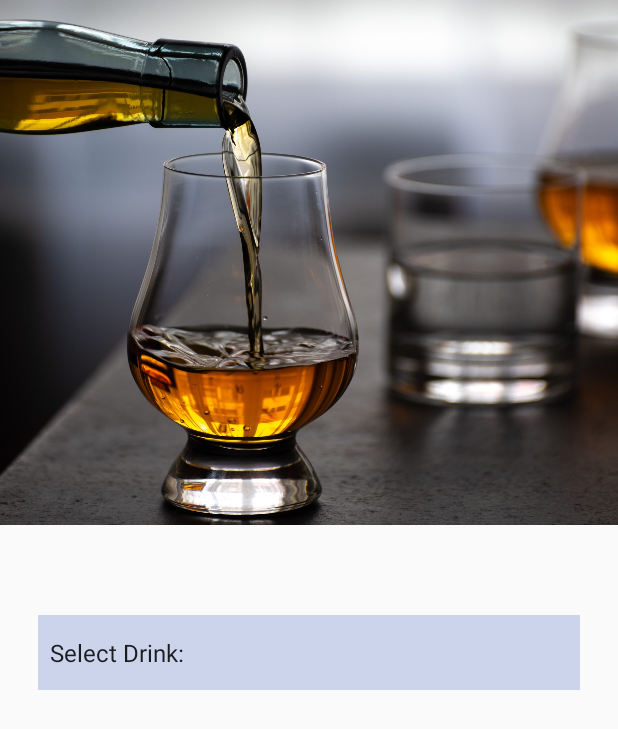
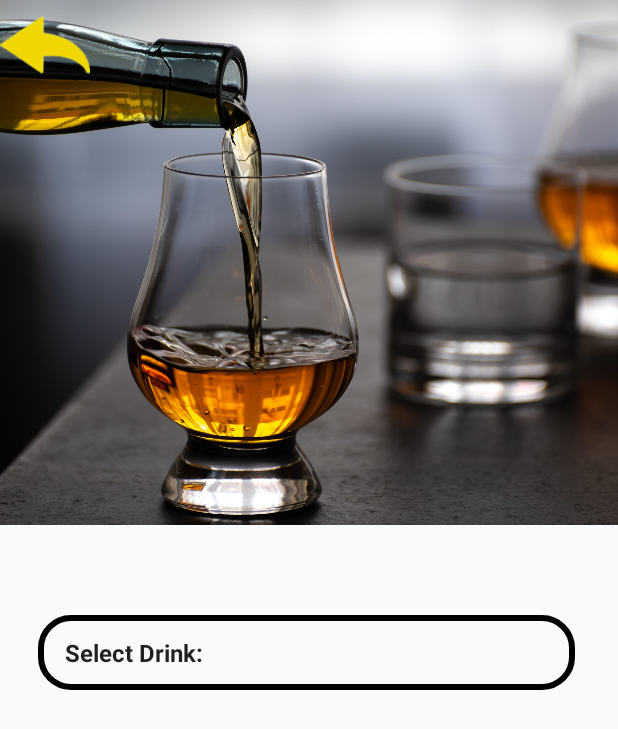
Before and after one commit to Roybraish24/Automated_bar, an Android app: the whiskey_drinks_activity screen opened directly, with no data from a screen before it, on a phone screen of 412 x 824 dp. Shown: the top 729 px of the screen. Run offline under Robolectric (Android 15) with nearby library versions, the phone set to English and light mode, and no system bars.

Commit message:
Create whiskey screen [App][Code-creation]

```diff
--- a/AutomatedBar/app/src/main/java/com/example/automatedbar/whiskey_drinks_activity.java
+++ b/AutomatedBar/app/src/main/java/com/example/automatedbar/whiskey_drinks_activity.java
@@ -2,10 +2,14 @@ package com.example.automatedbar;
 
 import androidx.appcompat.app.AppCompatActivity;
 
+import android.graphics.Color;
+import android.graphics.Typeface;
 import android.os.Bundle;
 import android.view.View;
+import android.widget.AdapterView;
 import android.widget.ArrayAdapter;
 import android.widget.Spinner;
+import android.widget.TextView;
 
 public class whiskey_drinks_activity extends AppCompatActivity {
 
@@ -15,11 +19,14 @@ public class whiskey_drinks_activity extends AppCompatActivity {
         setContentView(R.layout.activity_whiskey_drinks);
         Spinner spinner = findViewById(R.id.spinner);
 
-        String[] arrayList= getResources().getStringArray(R.array.whiskey_drinks);
+        String[] arrayList = getResources().getStringArray(R.array.whiskey_drinks);
         ArrayAdapter<String> spinnerArrayAdapter = new ArrayAdapter<String>(this, android.R.layout.simple_spinner_item, arrayList);
         spinnerArrayAdapter.setDropDownViewResource(android.R.layout.simple_spinner_dropdown_item);
+
         spinner.setAdapter(spinnerArrayAdapter);
         spinner.setSelection(0, true);
+        TextView spinnerText = (TextView) spinner.getSelectedView();
+        spinnerText.setTypeface(spinnerText.getTypeface(), Typeface.BOLD);
 
 //
 //        Spinner spinner = (Spinner) findViewById(R.id.spinner);
@@ -31,8 +38,34 @@ public class whiskey_drinks_activity extends AppCompatActivity {
 //// Apply the adapter to the spinner
 //        spinner.setAdapter(adapter);
 
+
+//        spinner.setBackgroundColor(Color.WHITE);
+
+        spinner.setOnItemSelectedListener(new AdapterView.OnItemSelectedListener() {
+            @Override
+            public void onItemSelected(AdapterView<?> parent, View view, int position, long id) {
+                String selectedItem = parent.getItemAtPosition(position).toString();
+                // perform check or action based on selected item
+                TextView spinnerText = (TextView) spinner.getSelectedView();
+                spinnerText.setTypeface(spinnerText.getTypeface(), Typeface.BOLD);
+
+                spinner.setBackgroundColor(Color.GREEN);
+            }
+
+            @Override
+            public void onNothingSelected(AdapterView<?> parent) {
+//                TextView spinnerText = (TextView) spinner.getSelectedView();
+//                spinnerText.setTypeface(spinnerText.getTypeface(), Typeface.BOLD);
+
+//                spinner.setBackgroundColor(Color.WHITE);
+
+            }
+        });
     }
 
+    public void back_to_dashboard(View view){
+
+    }
 //    public void send_bluetooth_message(View view){
 //    }
 //
--- /dev/null
+++ b/AutomatedBar/app/src/main/res/drawable/spinner_background.xml
@@ -0,0 +1,21 @@
+<?xml version="1.0" encoding="utf-8"?>
+<selector xmlns:android="http://schemas.android.com/apk/res/android">
+        <item><layer-list>
+            <item>
+                <shape>
+
+                    <corners android:radius="20dp" />
+
+                    <padding
+                        android:bottom="10dp"
+                        android:left="10dp"
+                        android:right="10dp"
+                        android:top="10dp" />
+                    <stroke
+                        android:width="4dp"
+                        android:color="@color/black"/>
+                </shape>
+            </item>
+        </layer-list></item>
+
+</selector>
--- a/AutomatedBar/app/src/main/res/layout/activity_whiskey_drinks.xml
+++ b/AutomatedBar/app/src/main/res/layout/activity_whiskey_drinks.xml
@@ -8,6 +8,9 @@
     android:layout_height="match_parent"
     android:theme="@style/Theme.AppCompat.Light.NoActionBar"
     tools:context=".whiskey_drinks_activity">
+    <RelativeLayout
+        android:layout_width="match_parent"
+        android:layout_height="350dp">
 
         <ImageView
             android:id="@+id/imageView2"
@@ -15,23 +18,71 @@
             android:layout_height="350dp"
             android:scaleType="fitXY"
             app:srcCompat="@drawable/whiskey" />
+        <ImageView
+            android:id="@+id/imageback"
+            android:layout_width="60dp"
+            android:layout_height="60dp"
+            android:scaleType="fitXY"
+            app:srcCompat="@drawable/arrow_back"
+            android:clickable="true"
+            android:onClick="back_to_dashboard"/>
 
+    </RelativeLayout>
     <Space
     android:layout_width="match_parent"
     android:layout_height="50dp"
     />
 
+<!--    <Spinner-->
+<!--        android:id="@+id/spinner"-->
+<!--        android:layout_width="match_parent"-->
+<!--        android:layout_height="50dp"-->
+<!--        android:background="@color/lightBlueGreyTwo"-->
+<!--        android:entries="@array/whiskey_drinks"-->
+<!--        android:layout_marginTop="10dp"-->
+<!--        android:layout_marginLeft="25dp"-->
+<!--        android:layout_marginRight="25dp"-->
+<!--        android:layout_gravity="center_horizontal"-->
+<!--        style="@style/dropdown_style"-->
+<!--    />-->
+
+<!--    <ImageView-->
+<!--        android:layout_width="wrap_content"-->
+<!--        android:layout_height="wrap_content"-->
+<!--        android:layout_alignParentRight="true"-->
+<!--        android:layout_centerVertical="true"-->
+<!--        android:layout_gravity="center"-->
+
+<!--        android:src="@mipmap/drop" />-->
+
+    <RelativeLayout
+        android:layout_width="match_parent"
+        android:layout_height="wrap_content"
+        android:layout_marginRight="3dp"
+        android:layout_weight=".28"
+        android:orientation="horizontal">
+
         <Spinner
                 android:id="@+id/spinner"
                 android:layout_width="match_parent"
                 android:layout_height="50dp"
-        android:background="@color/lightBlueGreyTwo"
+                android:background="@drawable/spinner_background"
                 android:entries="@array/whiskey_drinks"
                 android:layout_marginTop="10dp"
                 android:layout_marginLeft="25dp"
                 android:layout_marginRight="25dp"
-        android:layout_gravity="center_horizontal" />
+                android:layout_gravity="center_horizontal"
+                style="@style/dropdown_style"
+        />
 
+        <ImageView
+            android:layout_width="wrap_content"
+            android:layout_height="wrap_content"
+            android:layout_alignParentRight="true"
+            android:layout_gravity="center"
+            android:layout_marginRight="21dp"
+            android:src="@mipmap/drop" />
 
-        />
+    </RelativeLayout>
+
 </LinearLayout>
--- a/AutomatedBar/app/src/main/res/values/styles.xml
+++ b/AutomatedBar/app/src/main/res/values/styles.xml
@@ -6,5 +6,10 @@
 
     </style>
 
+    <style name="dropdown_style" >
+        <item name="android:windowFullscreen">true</item>
+        <item name="android:textStyle">bold</item>
+    </style>
+
 
 </resources>
```
Also changed, not shown: AutomatedBar/app/src/main/res/drawable/arrow_back.png (added), AutomatedBar/app/src/main/res/mipmap-anydpi-v26/drop.png (added). Lines whose indentation alone changed are shown as unchanged.
